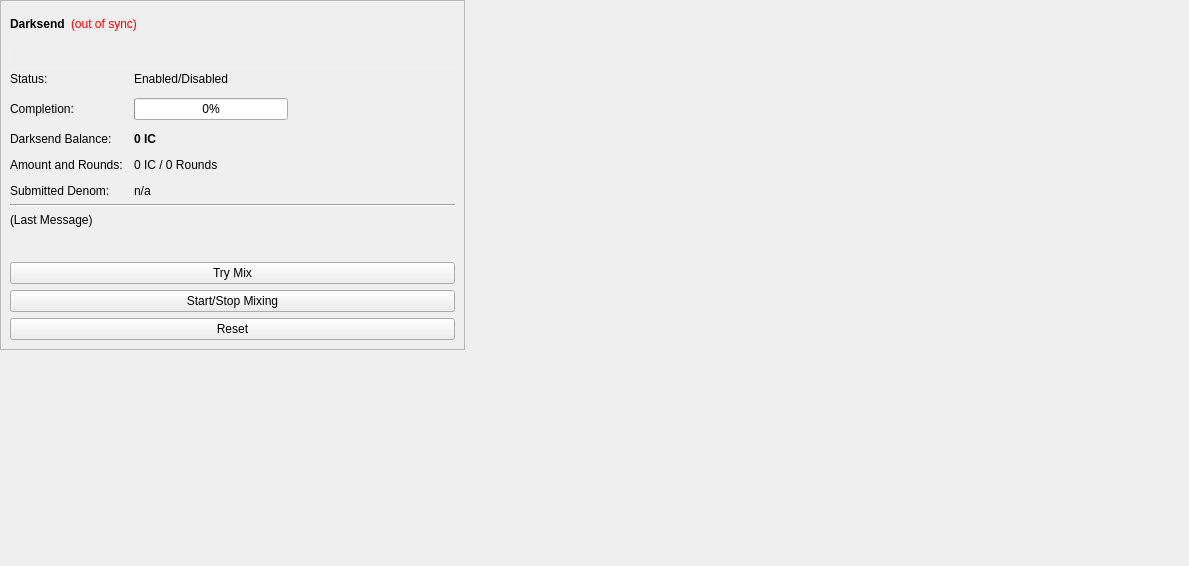
Qt form src/qt/forms/darksendpage.ui (ignitioncoin/ignitioncoin) before a commit.
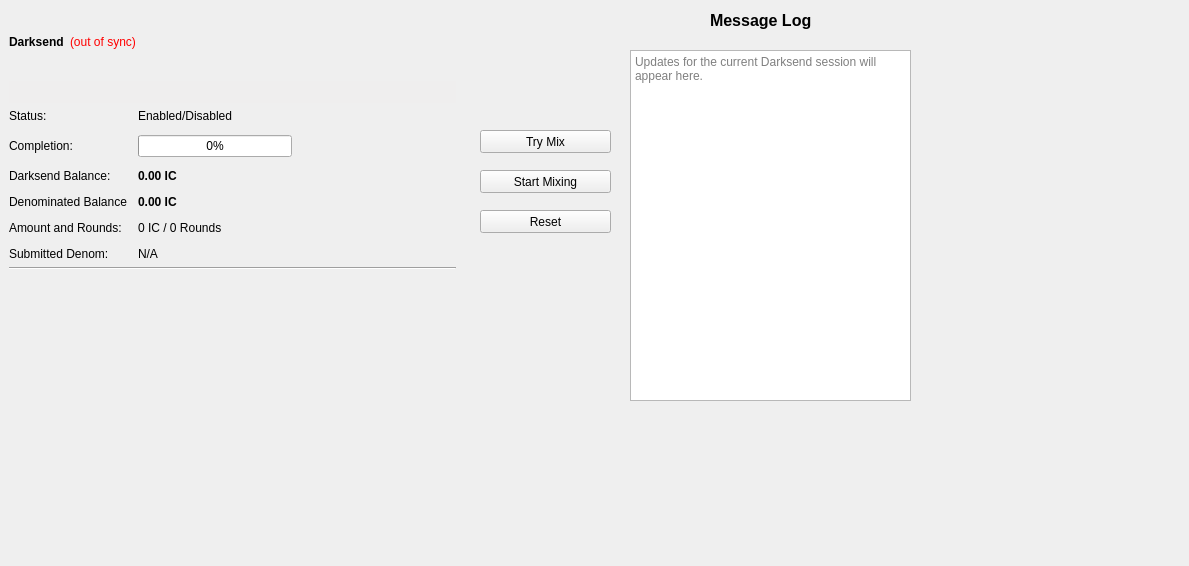
The same form after that commit.

Commit message: Removed darksend from overview and hooked up buttons on Darksend tab

```diff
--- a/src/qt/forms/darksendpage.ui
+++ b/src/qt/forms/darksendpage.ui
@@ -38,7 +38,7 @@
     <enum>Qt::LeftToRight</enum>
    </property>
    <property name="frameShape">
-    <enum>QFrame::StyledPanel</enum>
+    <enum>QFrame::NoFrame</enum>
    </property>
    <property name="frameShadow">
     <enum>QFrame::Raised</enum>
@@ -539,6 +539,13 @@
         </property>
        </widget>
       </item>
+      <item row="0" column="1">
+       <widget class="QLabel" name="darksendEnabled">
+        <property name="text">
+         <string>Enabled/Disabled</string>
+        </property>
+       </widget>
+      </item>
       <item row="1" column="0">
        <widget class="QLabel" name="label_7">
         <property name="text">
@@ -559,61 +566,74 @@
         </property>
        </widget>
       </item>
-      <item row="3" column="0">
-       <widget class="QLabel" name="labelAnonymizedText">
-        <property name="text">
-         <string>Darksend Balance:</string>
-        </property>
-       </widget>
-      </item>
-      <item row="3" column="1">
-       <widget class="QLabel" name="labelAnonymized">
-        <property name="font">
-         <font>
-          <weight>75</weight>
-          <bold>true</bold>
-         </font>
-        </property>
-        <property name="text">
-         <string notr="true">0 IC</string>
-        </property>
-       </widget>
-      </item>
       <item row="4" column="0">
+       <widget class="QLabel" name="denominatedBalanceLabel">
+        <property name="text">
+         <string>Denominated Balance</string>
+        </property>
+       </widget>
+      </item>
+      <item row="4" column="1">
+       <widget class="QLabel" name="denominatedBalanceValue">
+        <property name="font">
+         <font>
+          <weight>75</weight>
+          <bold>true</bold>
+         </font>
+        </property>
+        <property name="text">
+         <string>0.00 IC</string>
+        </property>
+       </widget>
+      </item>
+      <item row="5" column="0">
        <widget class="QLabel" name="label_8">
         <property name="text">
          <string>Amount and Rounds:</string>
         </property>
        </widget>
       </item>
-      <item row="4" column="1">
+      <item row="5" column="1">
        <widget class="QLabel" name="labelAmountRounds">
         <property name="text">
          <string>0 IC / 0 Rounds</string>
         </property>
        </widget>
       </item>
-      <item row="5" column="0">
+      <item row="6" column="0">
        <widget class="QLabel" name="label_9">
         <property name="text">
          <string>Submitted Denom:</string>
         </property>
        </widget>
       </item>
-      <item row="5" column="1">
+      <item row="6" column="1">
        <widget class="QLabel" name="labelSubmittedDenom">
         <property name="toolTip">
          <string>The denominations you submitted to the Masternode.&lt;br&gt;To mix, other users must submit the exact same denominations.</string>
         </property>
         <property name="text">
-         <string>n/a</string>
+         <string>N/A</string>
         </property>
        </widget>
       </item>
-      <item row="0" column="1">
-       <widget class="QLabel" name="darksendEnabled">
+      <item row="3" column="0">
+       <widget class="QLabel" name="labelAnonymizedText">
         <property name="text">
-         <string>Enabled/Disabled</string>
+         <string>Darksend Balance:</string>
+        </property>
+       </widget>
+      </item>
+      <item row="3" column="1">
+       <widget class="QLabel" name="labelAnonymized">
+        <property name="font">
+         <font>
+          <weight>75</weight>
+          <bold>true</bold>
+         </font>
+        </property>
+        <property name="text">
+         <string notr="true">0.00 IC</string>
         </property>
        </widget>
       </item>
@@ -635,7 +655,7 @@
        </size>
       </property>
       <property name="text">
-       <string>(Last Message)</string>
+       <string/>
       </property>
       <property name="alignment">
        <set>Qt::AlignLeading|Qt::AlignLeft|Qt::AlignTop</set>
@@ -645,8 +665,17 @@
       </property>
      </widget>
     </item>
-    <item>
+   </layout>
+  </widget>
      <widget class="QPushButton" name="darksendAuto">
+   <property name="geometry">
+    <rect>
+     <x>480</x>
+     <y>130</y>
+     <width>131</width>
+     <height>23</height>
+    </rect>
+   </property>
       <property name="sizePolicy">
        <sizepolicy hsizetype="MinimumExpanding" vsizetype="Fixed">
         <horstretch>0</horstretch>
@@ -660,9 +689,15 @@
        <string>Try Mix</string>
       </property>
      </widget>
-    </item>
-    <item>
      <widget class="QPushButton" name="toggleDarksend">
+   <property name="geometry">
+    <rect>
+     <x>480</x>
+     <y>170</y>
+     <width>131</width>
+     <height>23</height>
+    </rect>
+   </property>
       <property name="sizePolicy">
        <sizepolicy hsizetype="MinimumExpanding" vsizetype="Fixed">
         <horstretch>0</horstretch>
@@ -670,12 +705,18 @@
        </sizepolicy>
       </property>
       <property name="text">
-       <string>Start/Stop Mixing</string>
-      </property>
-     </widget>
-    </item>
-    <item>
+    <string>Start Mixing</string>
+   </property>
+  </widget>
      <widget class="QPushButton" name="darksendReset">
+   <property name="geometry">
+    <rect>
+     <x>480</x>
+     <y>210</y>
+     <width>131</width>
+     <height>23</height>
+    </rect>
+   </property>
       <property name="sizePolicy">
        <sizepolicy hsizetype="MinimumExpanding" vsizetype="Fixed">
         <horstretch>0</horstretch>
@@ -692,8 +733,44 @@
        <string>Reset</string>
       </property>
      </widget>
-    </item>
-   </layout>
+  <widget class="QLabel" name="darksendMessageLog">
+   <property name="geometry">
+    <rect>
+     <x>710</x>
+     <y>10</y>
+     <width>121</width>
+     <height>20</height>
+    </rect>
+   </property>
+   <property name="font">
+    <font>
+     <pointsize>12</pointsize>
+     <weight>75</weight>
+     <bold>true</bold>
+    </font>
+   </property>
+   <property name="text">
+    <string>Message Log</string>
+   </property>
+  </widget>
+  <widget class="QTextEdit" name="messageLog">
+   <property name="geometry">
+    <rect>
+     <x>630</x>
+     <y>50</y>
+     <width>281</width>
+     <height>351</height>
+    </rect>
+   </property>
+   <property name="undoRedoEnabled">
+    <bool>false</bool>
+   </property>
+   <property name="readOnly">
+    <bool>true</bool>
+   </property>
+   <property name="placeholderText">
+    <string>Updates for the current Darksend session will appear here.</string>
+   </property>
   </widget>
  </widget>
  <resources/>
```
Lines whose indentation alone changed are shown as unchanged. The commit also changes 11 other files.
